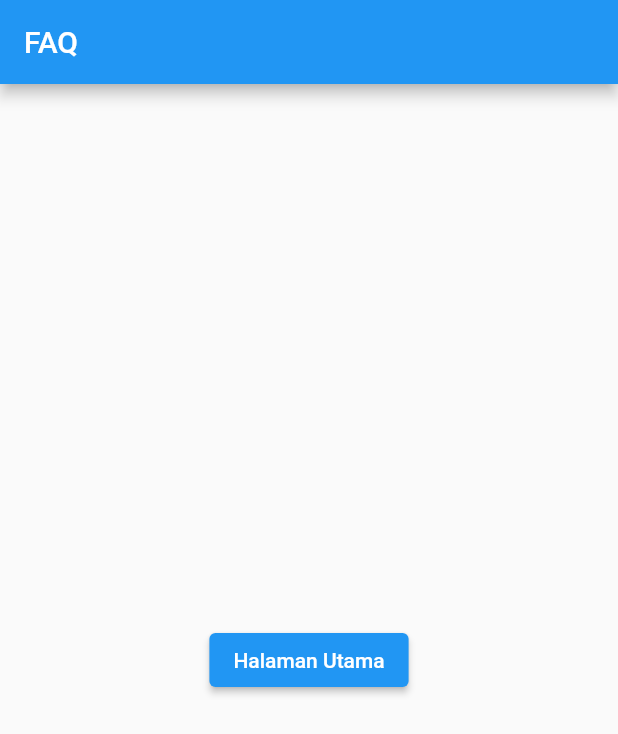
After one commit to AlihDrajat/Membadut, a Flutter app: the FAQ screen opened directly, on a phone screen of 412 x 824 dp. The commit adds this screen. Shown: the top 734 px of the screen. Run offline on Flutter 3.47's test engine with Material 2 defaults, Android fonts, the phone set to English and light mode, and no system bars.

Commit message:
initial commit

```diff
--- /dev/null
+++ b/lib/pertanyaan.dart
@@ -0,0 +1,33 @@
+import 'package:flutter/material.dart';
+import 'package:login_cenah/rumah.dart';
+
+class FAQ extends StatefulWidget {
+  const FAQ({Key? key}) : super(key: key);
+
+  @override
+  _FAQState createState() => _FAQState();
+}
+
+class _FAQState extends State<FAQ> {
+  @override
+  Widget build(BuildContext context) {
+    return Scaffold(
+        appBar: AppBar(
+          title: Text('FAQ'),
+        ),
+        body: Center(
+            child: ElevatedButton(
+          child: Text('Halaman Utama'),
+          onPressed: () {
+            Navigator.pushReplacement(
+              context,
+              MaterialPageRoute(
+                builder: (context) {
+                  return Rumah();
+                },
+              ),
+            );
+          },
+        )));
+  }
+}
```
Also changed, not shown: lib/pengaturan.dart (added, +33 -0 lines), lib/rumah.dart (+41 -5 lines), lib/saran.dart (added, +34 -0 lines), lib/tentang.dart (added, +33 -0 lines).
